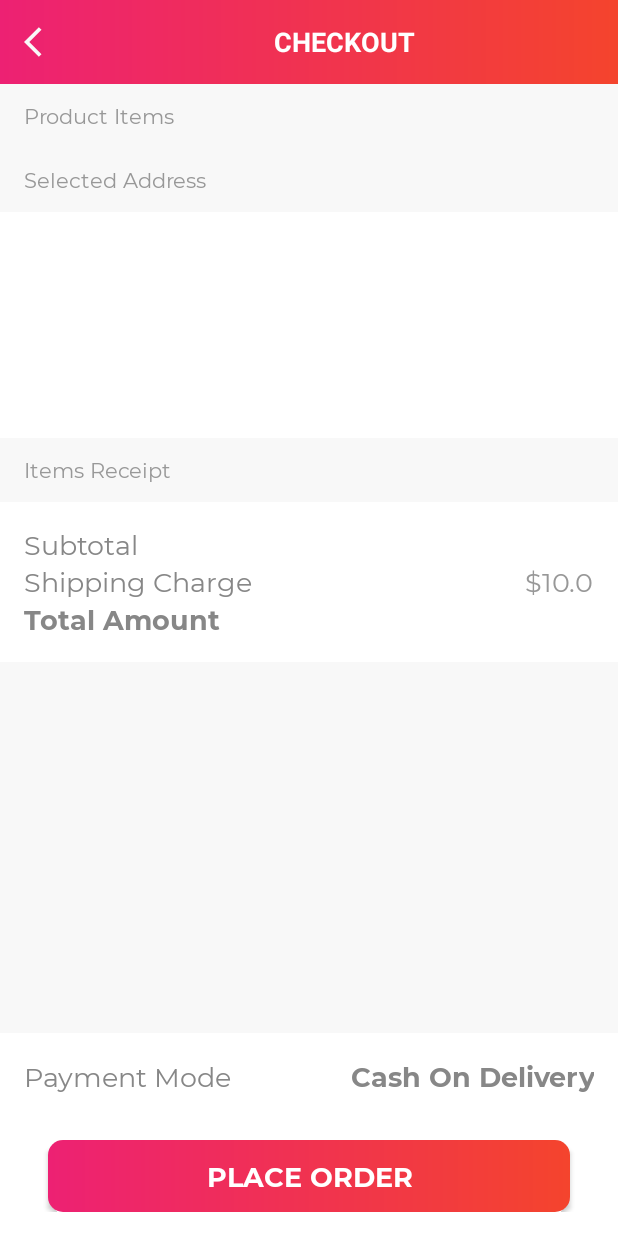
After one commit to KyleGilmartin/ShopApp, an Android app: the CheckoutActivity screen opened directly, with no data from a screen before it, on a phone screen of 412 x 824 dp. The commit adds this screen. Run offline under Robolectric (Android 15) with nearby library versions, the phone set to English and light mode, and no system bars.

Commit message:
selecting a address brings you to CheckoutActivity.kt

```diff
--- /dev/null
+++ b/app/src/main/java/edu/kylegilmartin/shopapp/ui/activities/CheckoutActivity.kt
@@ -0,0 +1,26 @@
+package edu.kylegilmartin.shopapp.ui.activities
+
+import androidx.appcompat.app.AppCompatActivity
+import android.os.Bundle
+import edu.kylegilmartin.shopapp.R
+import kotlinx.android.synthetic.main.activity_checkout.*
+import kotlinx.android.synthetic.main.activity_settings.*
+
+class CheckoutActivity : AppCompatActivity() {
+    override fun onCreate(savedInstanceState: Bundle?) {
+        super.onCreate(savedInstanceState)
+        setContentView(R.layout.activity_checkout)
+
+        setupActionBar()
+    }
+
+    private fun setupActionBar(){
+        setSupportActionBar(toolbar_checkout_activity)
+        val actionBar = supportActionBar
+        if(actionBar != null){
+            actionBar.setDisplayHomeAsUpEnabled(true)
+            actionBar.setHomeAsUpIndicator(R.drawable.ic_white_color_back_24dp)
+        }
+        toolbar_checkout_activity.setNavigationOnClickListener { onBackPressed() }
+    }
+}
--- a/app/src/main/java/edu/kylegilmartin/shopapp/ui/adapters/AddressListAdapter.kt
+++ b/app/src/main/java/edu/kylegilmartin/shopapp/ui/adapters/AddressListAdapter.kt
@@ -12,6 +12,7 @@ import androidx.recyclerview.widget.RecyclerView
 import edu.kylegilmartin.shopapp.R
 import edu.kylegilmartin.shopapp.models.Address
 import edu.kylegilmartin.shopapp.ui.activities.AddEditAddressActivity
+import edu.kylegilmartin.shopapp.ui.activities.CheckoutActivity
 import edu.kylegilmartin.shopapp.widgets.Constants
 import kotlinx.android.synthetic.main.item_address_layout.view.*
 
@@ -61,11 +62,7 @@ open class AddressListAdapter(
 
             if (selectAddress) {
                 holder.itemView.setOnClickListener {
-                    Toast.makeText(
-                        context,
-                        "Selected address : ${model.address}, ${model.zipCode}",
-                        Toast.LENGTH_SHORT
-                    ).show()
+                   context.startActivity(Intent(context,CheckoutActivity::class.java))
                 }
             }
 
--- /dev/null
+++ b/app/src/main/res/layout/activity_checkout.xml
@@ -0,0 +1,298 @@
+<?xml version="1.0" encoding="utf-8"?>
+<!--TODO Step 3: Design the screen layout.-->
+<RelativeLayout xmlns:android="http://schemas.android.com/apk/res/android"
+    xmlns:app="http://schemas.android.com/apk/res-auto"
+    xmlns:tools="http://schemas.android.com/tools"
+    android:layout_width="match_parent"
+    android:layout_height="match_parent"
+    android:background="@color/colorOffWhite"
+    tools:context=".ui.activities.CheckoutActivity">
+
+    <androidx.appcompat.widget.Toolbar
+        android:id="@+id/toolbar_checkout_activity"
+        android:layout_width="match_parent"
+        android:layout_height="?attr/actionBarSize"
+        android:layout_alignParentTop="true"
+        android:background="@drawable/app_gradient_color_background">
+
+        <TextView
+            android:id="@+id/tv_title"
+            android:layout_width="match_parent"
+            android:layout_height="match_parent"
+            android:gravity="center"
+            android:paddingStart="@dimen/toolbar_title_paddingStart"
+            android:paddingEnd="0dp"
+            android:text="@string/title_checkout"
+            android:textColor="@color/white"
+            android:textSize="@dimen/toolbar_title_text_size"
+            android:textStyle="bold" />
+
+    </androidx.appcompat.widget.Toolbar>
+
+    <ScrollView
+        android:layout_width="match_parent"
+        android:layout_height="wrap_content"
+        android:layout_below="@id/toolbar_checkout_activity"
+        android:fillViewport="true"
+        android:scrollbars="none">
+
+        <RelativeLayout
+            android:layout_width="match_parent"
+            android:layout_height="wrap_content">
+
+            <edu.kylegilmartin.shopapp.widgets.MSPTextView
+                android:id="@+id/tv_product_items"
+                android:layout_width="match_parent"
+                android:layout_height="wrap_content"
+                android:layout_marginStart="@dimen/checkout_content_marginStartEnd"
+                android:layout_marginTop="@dimen/checkout_content_marginTopBottom"
+                android:layout_marginEnd="@dimen/checkout_content_marginStartEnd"
+                android:layout_marginBottom="@dimen/checkout_content_marginTopBottom"
+                android:paddingTop="@dimen/checkout_content_lbl_padding"
+                android:paddingBottom="@dimen/checkout_content_lbl_padding"
+                android:text="@string/checkout_lbl_product_items"
+                android:textColor="@color/colorSecondaryText"
+                android:textSize="@dimen/checkout_lbl_textSize" />
+
+            <androidx.recyclerview.widget.RecyclerView
+                android:id="@+id/rv_cart_list_items"
+                android:layout_width="match_parent"
+                android:layout_height="wrap_content"
+                android:layout_below="@id/tv_product_items" />
+
+            <edu.kylegilmartin.shopapp.widgets.MSPTextView
+                android:id="@+id/tv_selected_address"
+                android:layout_width="match_parent"
+                android:layout_height="wrap_content"
+                android:layout_below="@id/rv_cart_list_items"
+                android:layout_marginStart="@dimen/checkout_content_marginStartEnd"
+                android:layout_marginTop="@dimen/checkout_content_marginTopBottom"
+                android:layout_marginEnd="@dimen/checkout_content_marginStartEnd"
+                android:layout_marginBottom="@dimen/checkout_content_marginTopBottom"
+                android:paddingTop="@dimen/checkout_content_lbl_padding"
+                android:paddingBottom="@dimen/checkout_content_lbl_padding"
+                android:text="@string/checkout_lbl_selected_address"
+                android:textColor="@color/colorSecondaryText"
+                android:textSize="@dimen/checkout_lbl_textSize" />
+
+            <LinearLayout
+                android:id="@+id/ll_checkout_address_details"
+                android:layout_width="match_parent"
+                android:layout_height="wrap_content"
+                android:layout_below="@id/tv_selected_address"
+                android:background="@color/white"
+                android:orientation="vertical"
+                android:paddingStart="@dimen/checkout_content_paddingStartEnd"
+                android:paddingTop="@dimen/checkout_content_paddingTopBottom"
+                android:paddingEnd="@dimen/checkout_content_paddingStartEnd"
+                android:paddingBottom="@dimen/checkout_content_paddingTopBottom">
+
+                <edu.kylegilmartin.shopapp.widgets.MSPTextView
+                    android:id="@+id/tv_checkout_address_type"
+                    android:layout_width="match_parent"
+                    android:layout_height="wrap_content"
+                    android:paddingTop="@dimen/address_details_marginTop"
+                    android:paddingBottom="@dimen/address_details_marginTop"
+                    android:textColor="@color/item_value_text_color"
+                    android:textSize="@dimen/address_details_textSize"
+                    android:textStyle="bold"
+                    tools:text="Home" />
+
+                <edu.kylegilmartin.shopapp.widgets.MSPBoldTextView
+                    android:id="@+id/tv_checkout_full_name"
+                    android:layout_width="match_parent"
+                    android:layout_height="wrap_content"
+                    android:textColor="@color/item_value_text_color"
+                    android:textSize="@dimen/item_address_name_textSize"
+                    tools:text="User Name" />
+
+                <edu.kylegilmartin.shopapp.widgets.MSPTextView
+                    android:id="@+id/tv_checkout_address"
+                    android:layout_width="match_parent"
+                    android:layout_height="wrap_content"
+                    android:layout_marginTop="@dimen/address_details_marginTop"
+                    android:textColor="@color/item_value_text_color"
+                    android:textSize="@dimen/address_details_textSize"
+                    tools:text="XYZ" />
+
+                <edu.kylegilmartin.shopapp.widgets.MSPTextView
+                    android:id="@+id/tv_checkout_additional_note"
+                    android:layout_width="match_parent"
+                    android:layout_height="wrap_content"
+                    android:layout_marginTop="@dimen/address_details_marginTop"
+                    android:textColor="@color/item_value_text_color"
+                    android:textSize="@dimen/address_details_textSize"
+                    tools:text="XYZ" />
+
+                <edu.kylegilmartin.shopapp.widgets.MSPTextView
+                    android:id="@+id/tv_checkout_other_details"
+                    android:layout_width="match_parent"
+                    android:layout_height="wrap_content"
+                    android:layout_marginTop="@dimen/address_details_marginTop"
+                    android:textColor="@color/item_value_text_color"
+                    android:textSize="@dimen/address_details_textSize"
+                    tools:text="XYZ" />
+
+                <edu.kylegilmartin.shopapp.widgets.MSPTextView
+                    android:id="@+id/tv_mobile_number"
+                    android:layout_width="match_parent"
+                    android:layout_height="wrap_content"
+                    android:layout_marginTop="@dimen/address_details_marginTop"
+                    android:textColor="@color/item_value_text_color"
+                    android:textSize="@dimen/address_details_textSize"
+                    tools:text="+64 123456789" />
+            </LinearLayout>
+
+            <edu.kylegilmartin.shopapp.widgets.MSPTextView
+                android:id="@+id/tv_items_receipt"
+                android:layout_width="match_parent"
+                android:layout_height="wrap_content"
+                android:layout_below="@id/ll_checkout_address_details"
+                android:layout_marginStart="@dimen/checkout_content_marginStartEnd"
+                android:layout_marginTop="@dimen/checkout_content_marginTopBottom"
+                android:layout_marginEnd="@dimen/checkout_content_marginStartEnd"
+                android:layout_marginBottom="@dimen/checkout_content_marginTopBottom"
+                android:paddingTop="@dimen/checkout_content_lbl_padding"
+                android:paddingBottom="@dimen/checkout_content_lbl_padding"
+                android:text="@string/checkout_lbl_items_receipt"
+                android:textColor="@color/colorSecondaryText"
+                android:textSize="@dimen/checkout_lbl_textSize" />
+
+            <LinearLayout
+                android:layout_width="match_parent"
+                android:layout_height="wrap_content"
+                android:layout_below="@id/tv_items_receipt"
+                android:background="@color/white"
+                android:orientation="vertical"
+                android:padding="@dimen/ll_checkout_items_receipt">
+
+                <LinearLayout
+                    android:layout_width="match_parent"
+                    android:layout_height="wrap_content"
+                    android:orientation="horizontal">
+
+                    <edu.kylegilmartin.shopapp.widgets.MSPTextView
+                        android:layout_width="0dp"
+                        android:layout_height="wrap_content"
+                        android:layout_weight="1"
+                        android:text="@string/lbl_subtotal"
+                        android:textColor="@color/colorDarkGrey"
+                        android:textSize="@dimen/checkout_label_value_textSize" />
+
+                    <edu.kylegilmartin.shopapp.widgets.MSPTextView
+                        android:id="@+id/tv_checkout_sub_total"
+                        android:layout_width="wrap_content"
+                        android:layout_height="wrap_content"
+                        android:textAlignment="center"
+                        android:textColor="@color/colorSecondaryText"
+                        android:textSize="@dimen/checkout_label_value_textSize"
+                        tools:text="$100" />
+                </LinearLayout>
+
+                <LinearLayout
+                    android:layout_width="match_parent"
+                    android:layout_height="wrap_content"
+                    android:orientation="horizontal">
+
+                    <edu.kylegilmartin.shopapp.widgets.MSPTextView
+                        android:layout_width="0dp"
+                        android:layout_height="wrap_content"
+                        android:layout_weight="1"
+                        android:text="@string/lbl_shipping_charge"
+                        android:textColor="@color/colorDarkGrey"
+                        android:textSize="@dimen/checkout_label_value_textSize" />
+
+                    <edu.kylegilmartin.shopapp.widgets.MSPTextView
+                        android:id="@+id/tv_checkout_shipping_charge"
+                        android:layout_width="wrap_content"
+                        android:layout_height="wrap_content"
+                        android:text="$10.0"
+                        android:textAlignment="center"
+                        android:textColor="@color/colorSecondaryText"
+                        android:textSize="@dimen/checkout_label_value_textSize" />
+                </LinearLayout>
+
+                <LinearLayout
+                    android:layout_width="match_parent"
+                    android:layout_height="wrap_content"
+                    android:orientation="horizontal">
+
+                    <edu.kylegilmartin.shopapp.widgets.MSPBoldTextView
+                        android:layout_width="0dp"
+                        android:layout_height="wrap_content"
+                        android:layout_weight="1"
+                        android:text="@string/lbl_total_amount"
+                        android:textColor="@color/colorDarkGrey"
+                        android:textSize="@dimen/checkout_label_value_textSize" />
+
+                    <edu.kylegilmartin.shopapp.widgets.MSPBoldTextView
+                        android:id="@+id/tv_checkout_total_amount"
+                        android:layout_width="wrap_content"
+                        android:layout_height="wrap_content"
+                        android:textAlignment="center"
+                        android:textColor="@color/colorDarkGrey"
+                        android:textSize="@dimen/checkout_label_value_textSize"
+                        tools:text="$110" />
+                </LinearLayout>
+
+            </LinearLayout>
+        </RelativeLayout>
+    </ScrollView>
+
+    <LinearLayout
+        android:id="@+id/ll_checkout_place_order"
+        android:layout_width="match_parent"
+        android:layout_height="wrap_content"
+        android:layout_alignParentBottom="true"
+        android:background="@color/white"
+        android:orientation="vertical"
+        android:padding="@dimen/ll_checkout_place_order_padding"
+        app:layout_constraintBottom_toBottomOf="parent"
+        app:layout_constraintEnd_toEndOf="parent"
+        app:layout_constraintStart_toStartOf="parent">
+
+        <LinearLayout
+            android:layout_width="match_parent"
+            android:layout_height="wrap_content"
+            android:orientation="horizontal">
+
+            <edu.kylegilmartin.shopapp.widgets.MSPTextView
+                android:layout_width="0dp"
+                android:layout_height="wrap_content"
+                android:layout_weight="1"
+                android:text="@string/lbl_payment_mode"
+                android:textColor="@color/colorDarkGrey"
+                android:textSize="@dimen/checkout_label_value_textSize" />
+
+            <edu.kylegilmartin.shopapp.widgets.MSPBoldTextView
+                android:id="@+id/tv_payment_mode"
+                android:layout_width="wrap_content"
+                android:layout_height="wrap_content"
+                android:text="@string/lbl_cash_on_delivery"
+                android:textAlignment="center"
+                android:textColor="@color/colorDarkGrey"
+                android:textSize="@dimen/checkout_label_value_textSize" />
+        </LinearLayout>
+
+        <edu.kylegilmartin.shopapp.widgets.MSPButton
+            android:id="@+id/btn_place_order"
+            android:layout_width="match_parent"
+            android:layout_height="wrap_content"
+            android:layout_gravity="center"
+            android:layout_marginStart="16dp"
+            android:layout_marginTop="30dp"
+            android:layout_marginEnd="16dp"
+            android:background="@drawable/button_background"
+            android:foreground="?attr/selectableItemBackground"
+            android:gravity="center"
+            android:paddingTop="@dimen/btn_padding"
+            android:paddingBottom="@dimen/btn_padding"
+            android:text="@string/btn_lbl_place_order"
+            android:textColor="@android:color/white"
+            android:textSize="@dimen/btn_textSize"
+            app:layout_constraintEnd_toEndOf="parent"
+            app:layout_constraintStart_toStartOf="parent"
+            app:layout_constraintTop_toBottomOf="@id/ll_terms_and_condition" />
+
+    </LinearLayout>
+</RelativeLayout>
--- a/app/src/main/res/values/dimens.xml
+++ b/app/src/main/res/values/dimens.xml
@@ -127,5 +127,13 @@
     <dimen name="address_details_textSize">14sp</dimen>
     <dimen name="address_details_marginTop">2dp</dimen>
 
+    <dimen name="checkout_content_marginStartEnd">16dp</dimen>
+    <dimen name="checkout_content_marginTopBottom">10dp</dimen>
+    <dimen name="checkout_content_lbl_padding">2dp</dimen>
+    <dimen name="checkout_lbl_textSize">14sp</dimen>
+    <dimen name="checkout_content_paddingStartEnd">16dp</dimen>
+    <dimen name="checkout_content_paddingTopBottom">10dp</dimen>
+    <dimen name="ll_checkout_place_order_padding">16dp</dimen>
+    <dimen name="ll_checkout_items_receipt">16dp</dimen>
 
 </resources>
--- a/app/src/main/res/values/strings.xml
+++ b/app/src/main/res/values/strings.xml
@@ -121,6 +121,13 @@
     <string name="err_your_address_deleted_successfully">Your address is deleted successfully.</string>
     <string name="title_select_address">SELECT ADDRESS</string>
 
+    <string name="title_checkout">CHECKOUT</string>
+    <string name="checkout_lbl_product_items">Product Items</string>
+    <string name="checkout_lbl_selected_address">Selected Address</string>
+    <string name="checkout_lbl_items_receipt">Items Receipt</string>
+    <string name="lbl_payment_mode">Payment Mode</string>
+    <string name="lbl_cash_on_delivery">Cash On Delivery</string>
+    <string name="btn_lbl_place_order">PLACE ORDER</string>
 
 
 </resources>
```
Also changed, not shown: app/src/main/AndroidManifest.xml (+10 -5 lines).
